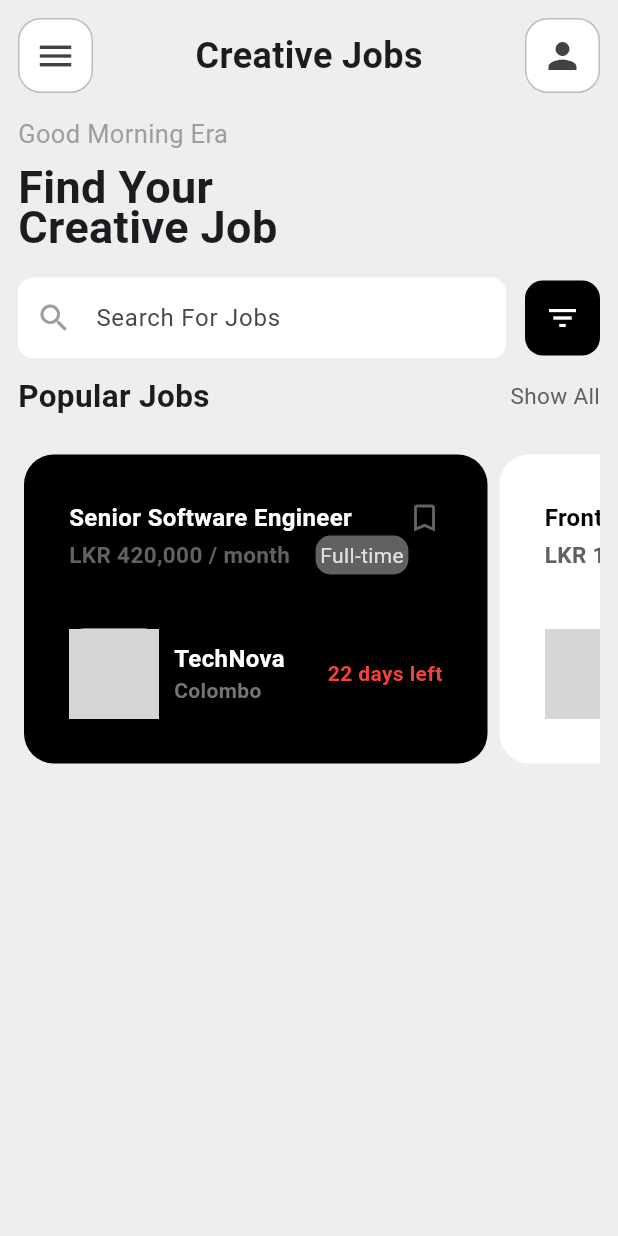
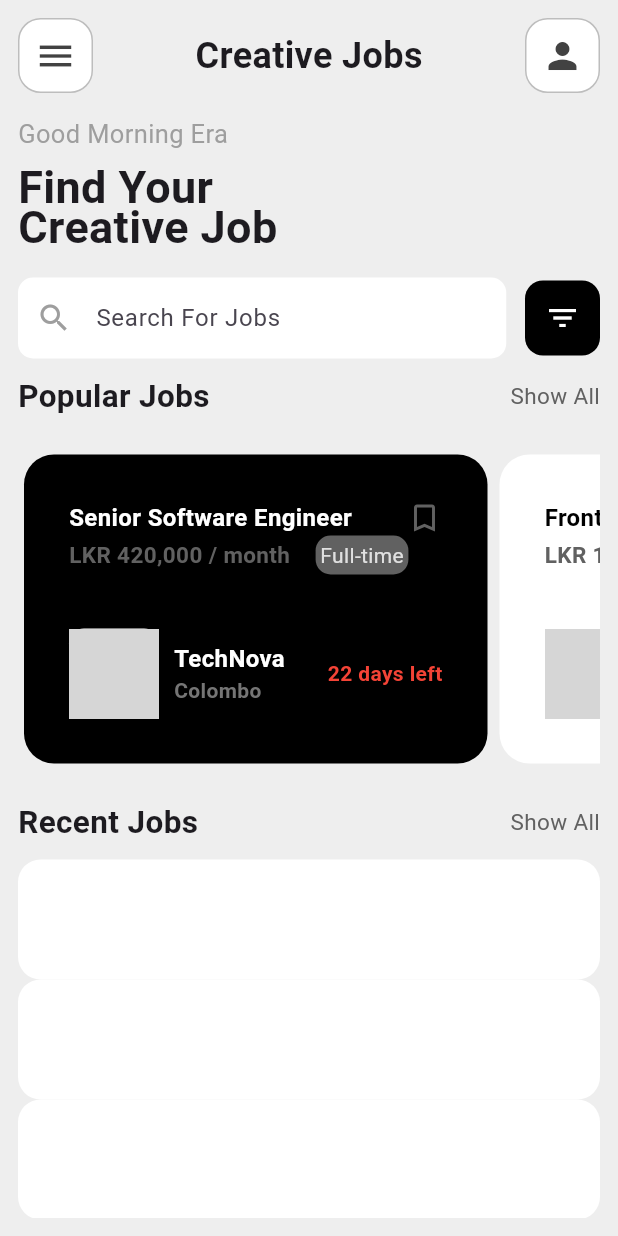
Before and after one commit to Eranga035225/job_app_flutter, a Flutter app: the screen it shows after launch, on a phone screen of 412 x 824 dp. Run offline on Flutter 3.47's test engine with Material 3 defaults, Android fonts, the phone set to English and light mode, and no system bars; missing offline and left inert: dart:ffi; network calls fail; grey boxes are pictures that could not be loaded.

Commit message:
start developing section 4

```diff
--- a/lib/Screens/homepage/homepage.dart
+++ b/lib/Screens/homepage/homepage.dart
@@ -20,6 +20,7 @@ class _HomePageState extends State<HomePage> {
       body: SafeArea(
         child: Padding(
           padding: const EdgeInsets.all(12.0),
+          child: SingleChildScrollView(
             child: Column(
               crossAxisAlignment: CrossAxisAlignment.start,
               children: [
@@ -175,7 +176,35 @@ class _HomePageState extends State<HomePage> {
 
                     })
                   ],),
+                ),
+                SizedBox(height: 20),
+                Row(
+                  mainAxisAlignment: MainAxisAlignment.spaceBetween,
+                  crossAxisAlignment: CrossAxisAlignment.center,
+                  children: [
+                  Text('Recent Jobs', style: TextStyle(fontSize: 21, fontWeight: FontWeight.bold),),
+                  Text('Show All', style: TextStyle(fontSize: 15, color: Colors.grey.shade700),),
+                ],),
+                SizedBox(height: 10),
+                Column(children: [
+                  ... List.generate(data.getJobData().length, (index){
+                    return Container(
+                      height: 80,
+                      decoration: BoxDecoration(
+                        color: Colors.white,
+                        borderRadius: BorderRadius.circular(15)
+                      ),
+                      child: ListTile(
+
                       )
+
+                    );
+
+
+                  })
+
+                ],)
+
 
 
 
@@ -190,6 +219,7 @@ class _HomePageState extends State<HomePage> {
 
               ],
             ),
+          ),
 
       )
 
```
Lines whose indentation alone changed are shown as unchanged.
